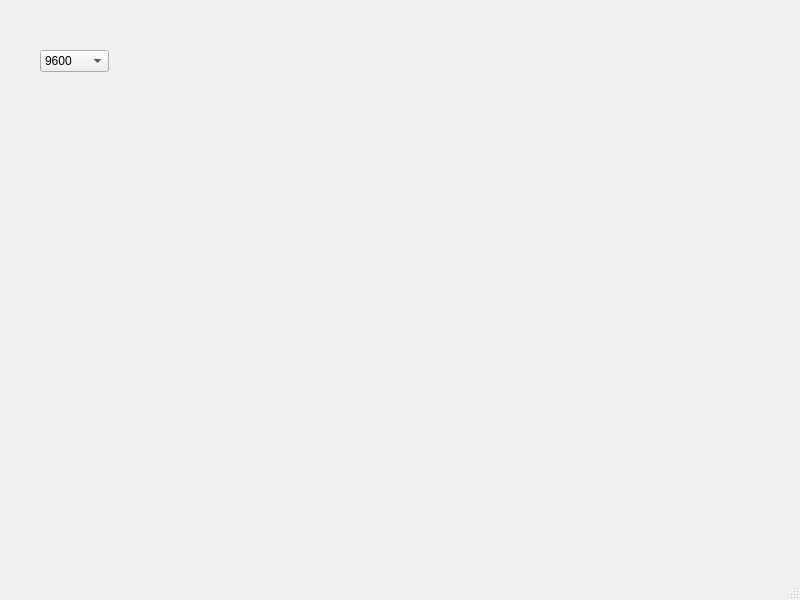
onlycalm/litchi_py, file ui/MainWin.ui: the form before one commit.
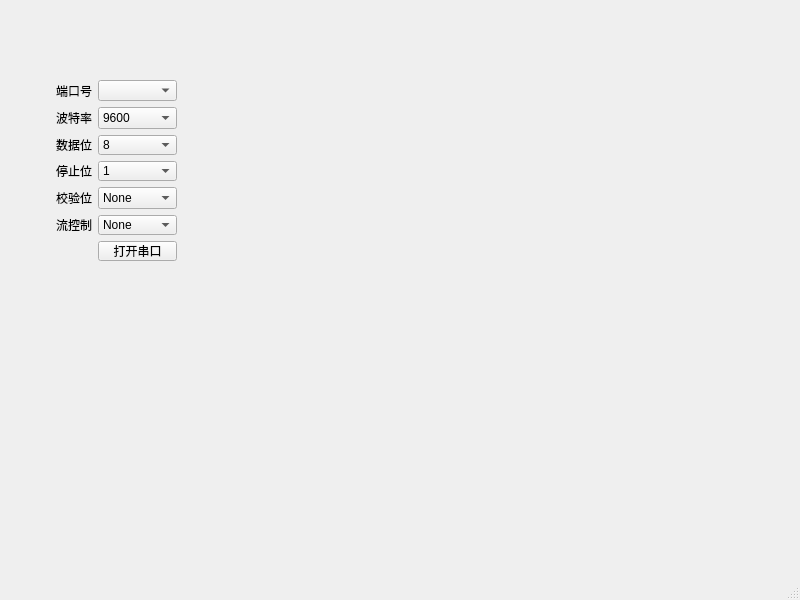
The form after the commit.

Commit message:
style(litchi): 修改仓库名为litchi。main.ui增加窗口配置控件。
1、将仓库名从lichi改为litchi，原拼写错误；
2、仓库名修改因此相应的命名修改；
3、main.ui修改，增加串口配置相关控件；

```diff
--- a/ui/MainWin.ui
+++ b/ui/MainWin.ui
@@ -14,25 +14,181 @@
    <string>Lichi</string>
   </property>
   <widget class="QWidget" name="centralwidget">
-   <widget class="QComboBox" name="BrCmb">
+   <widget class="QWidget" name="">
     <property name="geometry">
      <rect>
-      <x>40</x>
-      <y>50</y>
-      <width>69</width>
-      <height>22</height>
+      <x>56</x>
+      <y>80</y>
+      <width>121</width>
+      <height>181</height>
      </rect>
     </property>
-    <item>
-     <property name="text">
-      <string>9600</string>
-     </property>
-    </item>
-    <item>
-     <property name="text">
-      <string>115200</string>
-     </property>
-    </item>
+    <layout class="QGridLayout" name="gridLayout">
+     <item row="0" column="1">
+      <widget class="QComboBox" name="PtCmb"/>
+     </item>
+     <item row="7" column="1">
+      <widget class="QComboBox" name="FcCmb">
+       <item>
+        <property name="text">
+         <string>None</string>
+        </property>
+       </item>
+       <item>
+        <property name="text">
+         <string>Software</string>
+        </property>
+       </item>
+       <item>
+        <property name="text">
+         <string>Hardware</string>
+        </property>
+       </item>
+      </widget>
+     </item>
+     <item row="0" column="0">
+      <widget class="QLabel" name="PtLbl">
+       <property name="text">
+        <string>端口号</string>
+       </property>
+      </widget>
+     </item>
+     <item row="1" column="1" rowspan="2">
+      <widget class="QComboBox" name="BrCmb">
+       <item>
+        <property name="text">
+         <string>9600</string>
+        </property>
+       </item>
+       <item>
+        <property name="text">
+         <string>115200</string>
+        </property>
+       </item>
+      </widget>
+     </item>
+     <item row="5" column="0" rowspan="2">
+      <widget class="QLabel" name="ParLbl">
+       <property name="text">
+        <string>校验位</string>
+       </property>
+      </widget>
+     </item>
+     <item row="3" column="1">
+      <widget class="QComboBox" name="DbCmb">
+       <item>
+        <property name="text">
+         <string>8</string>
+        </property>
+       </item>
+       <item>
+        <property name="text">
+         <string>7</string>
+        </property>
+       </item>
+       <item>
+        <property name="text">
+         <string>6</string>
+        </property>
+       </item>
+       <item>
+        <property name="text">
+         <string>5</string>
+        </property>
+       </item>
+      </widget>
+     </item>
+     <item row="4" column="1">
+      <widget class="QComboBox" name="SbCmb">
+       <item>
+        <property name="text">
+         <string>1</string>
+        </property>
+       </item>
+       <item>
+        <property name="text">
+         <string>1.5</string>
+        </property>
+       </item>
+       <item>
+        <property name="text">
+         <string>2</string>
+        </property>
+       </item>
+      </widget>
+     </item>
+     <item row="7" column="0">
+      <widget class="QLabel" name="FcLbl">
+       <property name="text">
+        <string>流控制</string>
+       </property>
+      </widget>
+     </item>
+     <item row="4" column="0">
+      <widget class="QLabel" name="SbLbl">
+       <property name="text">
+        <string>停止位</string>
+       </property>
+      </widget>
+     </item>
+     <item row="5" column="1" rowspan="2">
+      <widget class="QComboBox" name="ParCmb">
+       <item>
+        <property name="text">
+         <string>None</string>
+        </property>
+       </item>
+       <item>
+        <property name="text">
+         <string>Odd</string>
+        </property>
+       </item>
+       <item>
+        <property name="text">
+         <string>Even</string>
+        </property>
+       </item>
+       <item>
+        <property name="text">
+         <string>Mark</string>
+        </property>
+       </item>
+       <item>
+        <property name="text">
+         <string>Space</string>
+        </property>
+       </item>
+      </widget>
+     </item>
+     <item row="3" column="0">
+      <widget class="QLabel" name="DbLbl">
+       <property name="text">
+        <string>数据位</string>
+       </property>
+      </widget>
+     </item>
+     <item row="1" column="0" rowspan="2">
+      <widget class="QLabel" name="BrLbl">
+       <property name="text">
+        <string>波特率</string>
+       </property>
+      </widget>
+     </item>
+     <item row="8" column="1">
+      <widget class="QPushButton" name="OpnSpBtn">
+       <property name="text">
+        <string>打开串口</string>
+       </property>
+      </widget>
+     </item>
+     <item row="8" column="0">
+      <widget class="QLabel" name="label">
+       <property name="text">
+        <string/>
+       </property>
+      </widget>
+     </item>
+    </layout>
    </widget>
   </widget>
   <widget class="QMenuBar" name="menubar">
```
The commit also changes 3 other files.
